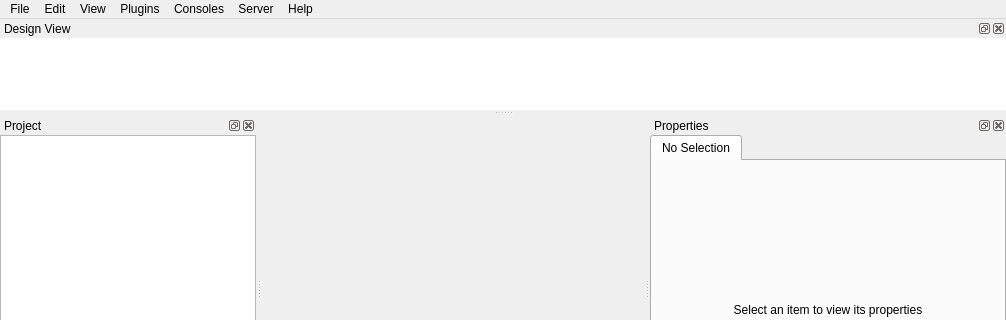
spine-tools/Spine-Toolbox, file spinetoolbox/ui/mainwindow.ui: the form before one commit; both pictures show x 0 to 1006 and y 0 to 320 of the 1006 by 672 pixel window.
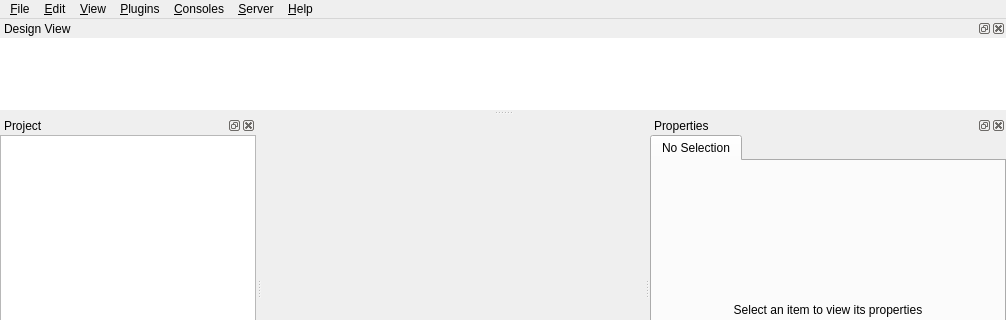
The form after the commit. Icons and pictures are not drawn. Custom widgets are drawn as their Qt base class.

Commit message: Improve Detached Jupyter Consoles (#2104)

The edit to the form file:
```diff
--- a/spinetoolbox/ui/mainwindow.ui
+++ b/spinetoolbox/ui/mainwindow.ui
@@ -43,7 +43,7 @@
    </property>
    <widget class="QMenu" name="menuFile">
     <property name="title">
-     <string>File</string>
+     <string>&amp;File</string>
     </property>
     <property name="toolTipsVisible">
      <bool>true</bool>
@@ -64,7 +64,7 @@
    </widget>
    <widget class="QMenu" name="menuHelp">
     <property name="title">
-     <string>Help</string>
+     <string>&amp;Help</string>
     </property>
     <addaction name="actionUser_Guide"/>
     <addaction name="actionGetting_started"/>
@@ -74,7 +74,7 @@
    </widget>
    <widget class="QMenu" name="menuEdit">
     <property name="title">
-     <string>Edit</string>
+     <string>&amp;Edit</string>
     </property>
     <addaction name="actionCopy"/>
     <addaction name="actionPaste"/>
@@ -87,7 +87,7 @@
    </widget>
    <widget class="QMenu" name="menuView">
     <property name="title">
-     <string>View</string>
+     <string>&amp;View</string>
     </property>
     <widget class="QMenu" name="menuToolbars">
      <property name="title">
@@ -106,7 +106,7 @@
    </widget>
    <widget class="QMenu" name="menuPlugins">
     <property name="title">
-     <string>Plugins</string>
+     <string>&amp;Plugins</string>
     </property>
     <addaction name="actionInstall_plugin"/>
     <addaction name="actionManage_plugins"/>
@@ -115,14 +115,14 @@
    </widget>
    <widget class="QMenu" name="menuConsoles">
     <property name="title">
-     <string>Consoles</string>
+     <string>&amp;Consoles</string>
     </property>
     <addaction name="actionStartPythonConsole"/>
     <addaction name="actionStartJuliaConsole"/>
    </widget>
    <widget class="QMenu" name="menuServer">
     <property name="title">
-     <string>Server</string>
+     <string>&amp;Server</string>
     </property>
     <addaction name="actionRetrieve_project"/>
    </widget>
```
Left out of the diff: 50 changed lines with no effect on the pictures. The commit also changes 31 other files.
